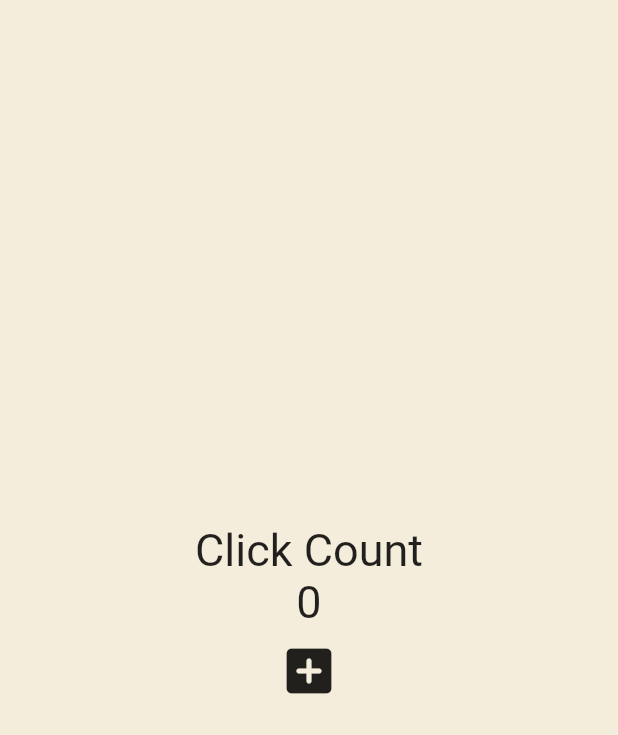
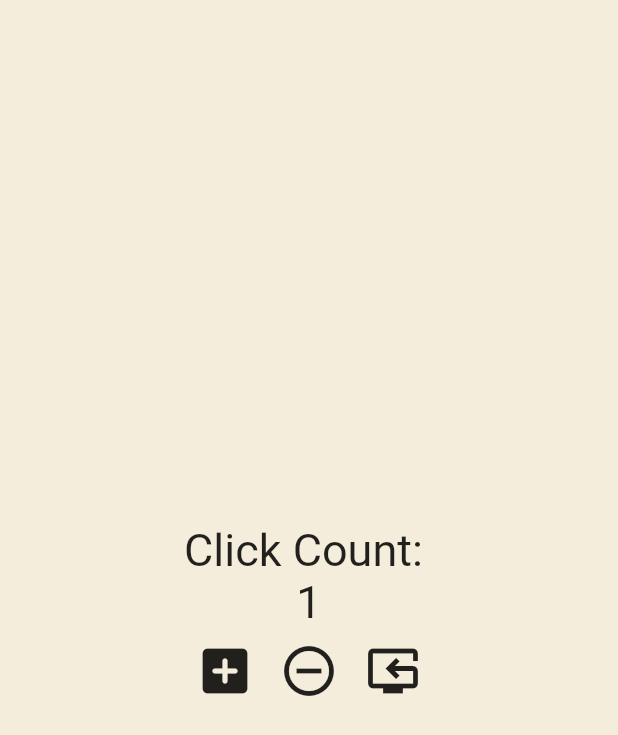
Before and after one commit to kingof7/flutter_stateful, a Flutter app: the screen it shows after launch, after a tap on the "add box" icon, on a phone screen of 412 x 824 dp. Shown: the top 735 px of the screen. Run offline on Flutter 3.47's test engine with Material 2 defaults, Android fonts, the phone set to English and light mode, and no system bars.

Commit message:
setState : plus, minus, reset button

```diff
--- a/stateful/lib/main.dart
+++ b/stateful/lib/main.dart
@@ -12,8 +12,25 @@ class App extends StatefulWidget {
 class _AppState extends State<App> {
   int counter = 0;
 
-  void onClicked() {
+  void plus() {
+    setState(() {
+      // setState : State<?> 클래스에게 데이터가 변경되었음을 알림
       counter = counter + 1;
+    });
+  }
+
+  void minus() {
+    setState(() {
+      // setState : State<?> 클래스에게 데이터가 변경되었음을 알림
+      counter = counter - 1;
+    });
+  }
+
+  void reset() {
+    setState(() {
+      // setState : State<?> 클래스에게 데이터가 변경되었음을 알림
+      counter = 0;
+    });
   }
 
   @override
@@ -25,20 +42,51 @@ class _AppState extends State<App> {
           child: Column(
             mainAxisAlignment: MainAxisAlignment.center,
             children: [
-              const Text('Click Count',
+              Row(
+                mainAxisAlignment: MainAxisAlignment.center,
+                children: const [
+                  Text(
+                    'Click Count: ',
                     style: TextStyle(
                       fontSize: 30,
-                  )),
+                    ),
+                  ),
+                ],
+              ),
+              Row(
+                mainAxisAlignment: MainAxisAlignment.center,
+                children: [
                   Text(
                     '$counter',
                     style: const TextStyle(fontSize: 30),
                   ),
+                ],
+              ),
+              Row(
+                mainAxisAlignment: MainAxisAlignment.center,
+                children: [
                   IconButton(
                     iconSize: 40,
-                onPressed: onClicked,
+                    onPressed: plus,
                     icon: const Icon(
                       Icons.add_box_rounded,
                     ),
+                  ),
+                  IconButton(
+                    iconSize: 40,
+                    onPressed: minus,
+                    icon: const Icon(
+                      Icons.remove_circle_outline_outlined,
+                    ),
+                  ),
+                  IconButton(
+                    iconSize: 40,
+                    onPressed: reset,
+                    icon: const Icon(
+                      Icons.reset_tv_outlined,
+                    ),
+                  ),
+                ],
               ),
             ],
           ),
```
Lines whose indentation alone changed are shown as unchanged.
